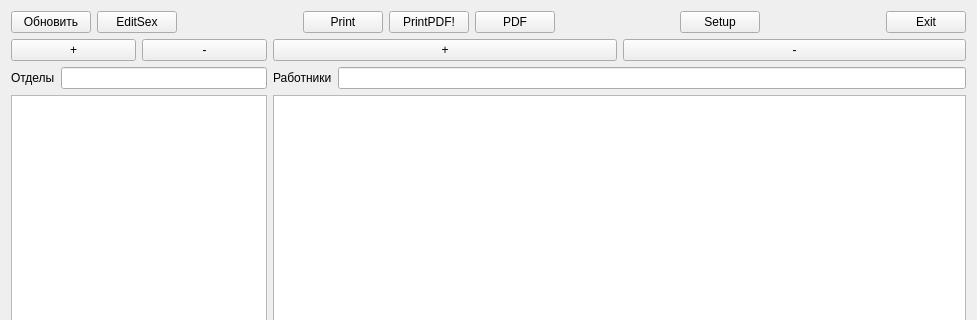
This is mainwidget.ui in GorINIch73/sqlTest as Qt 5 draws it before an edit; both pictures show x 0 to 977 and y 0 to 320 of the 977 by 600 pixel window. The edited form follows.
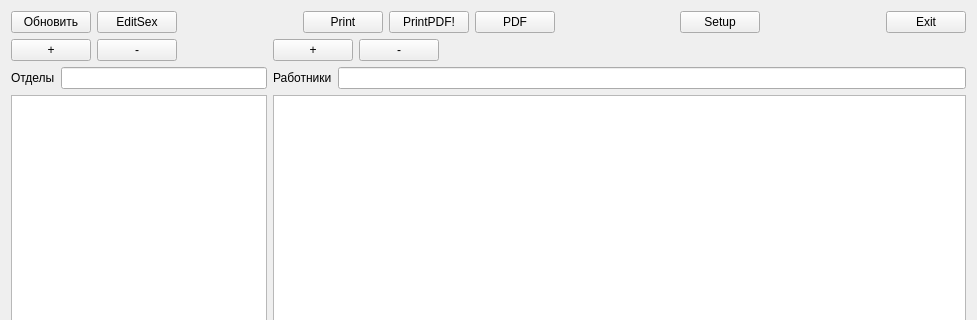
This is the edited form.

Diff of the .ui file:
```diff
--- a/mainwidget.ui
+++ b/mainwidget.ui
@@ -141,6 +141,19 @@
            </property>
           </widget>
          </item>
+         <item>
+          <spacer name="horizontalSpacer_4">
+           <property name="orientation">
+            <enum>Qt::Horizontal</enum>
+           </property>
+           <property name="sizeHint" stdset="0">
+            <size>
+             <width>40</width>
+             <height>20</height>
+            </size>
+           </property>
+          </spacer>
+         </item>
         </layout>
        </item>
        <item>
@@ -180,6 +193,19 @@
            </property>
           </widget>
          </item>
+         <item>
+          <spacer name="horizontalSpacer_5">
+           <property name="orientation">
+            <enum>Qt::Horizontal</enum>
+           </property>
+           <property name="sizeHint" stdset="0">
+            <size>
+             <width>40</width>
+             <height>20</height>
+            </size>
+           </property>
+          </spacer>
+         </item>
         </layout>
        </item>
        <item>
```
